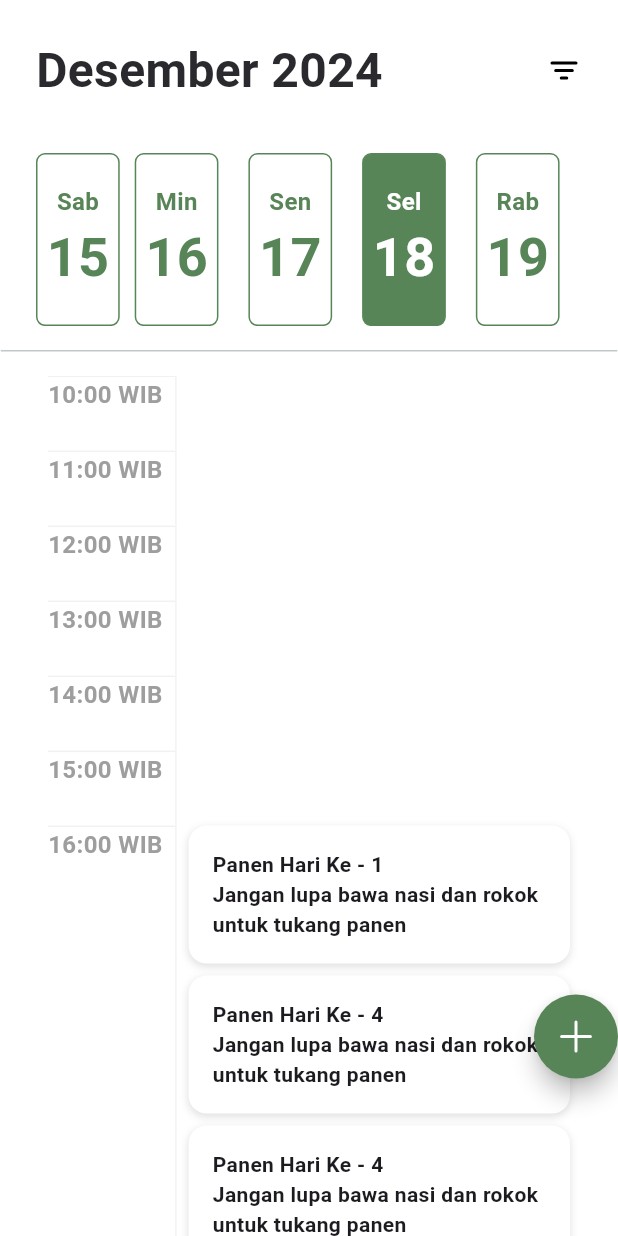
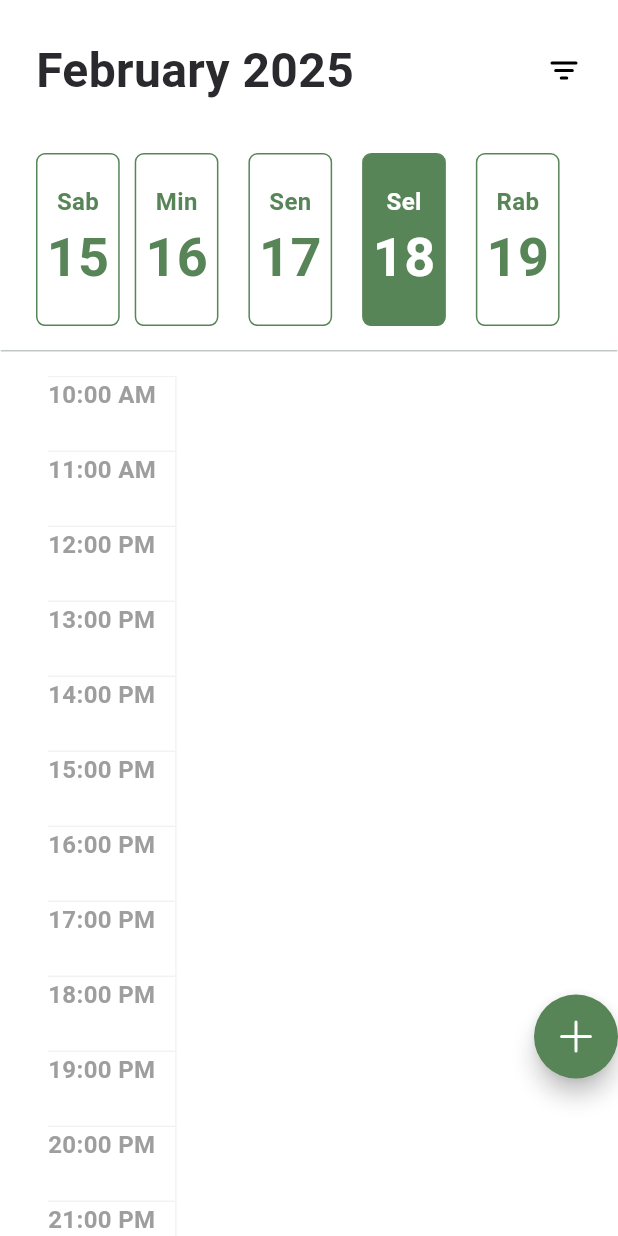
Before and after one commit to Fritzent/PetaniCerdas, a Flutter app: the CalendarPage screen opened directly, after a tap on "Sel", on a phone screen of 412 x 824 dp. Run offline on Flutter 3.47's test engine with Material 3 defaults, Android fonts, the phone set to English and light mode, and no system bars; our stand-ins replace cloud_firestore, firebase_auth, firebase_core, flutter_bloc, flutter_dotenv, flutter_local_notifications and 6 more; missing offline and left inert: bcrypt; accounts and stored records are empty.

Commit message:
Done feature calendar page and fixing make get userId by method

```diff
--- /dev/null
+++ b/lib/bloc/calendar_bloc.dart
@@ -0,0 +1,105 @@
+import 'dart:async';
+
+import 'package:cloud_firestore/cloud_firestore.dart';
+import 'package:flutter/material.dart';
+import 'package:flutter_bloc/flutter_bloc.dart';
+import 'package:intl/intl.dart';
+import 'package:petani_cerdas/models/schedule.dart';
+import 'package:petani_cerdas/repository/user_service.dart';
+
+part 'calendar_event.dart';
+part 'calendar_state.dart';
+
+class CalendarBloc extends Bloc<CalendarEvent, CalendarState> {
+  final UserService userService;
+
+  CalendarBloc({required this.userService}) : super(CalendarState()) {
+    on<InitialCalendar>(onInitialCalendar);
+    on<SelectedDate>(onSelectedDate);
+    on<FetchScheduleTask>(onFetchScheduleTask);
+    on<EmitScheduleData>(onEmitScheduleData);
+  }
+
+  FutureOr<void> onInitialCalendar(
+      InitialCalendar event, Emitter<CalendarState> emit) {
+    DateTime now = DateTime.now();
+    int currentHour = now.hour;
+
+    List<DateTime> updatedTimeSlots = List<DateTime>.from(state.timeSlots);
+
+    for (int hour = currentHour; hour <= 24; hour++) {
+      updatedTimeSlots.add(DateTime(now.year, now.month, now.day, hour));
+    }
+
+    emit(state.copyWith(timeSlots: updatedTimeSlots));
+
+    add(FetchScheduleTask(now));
+  }
+
+  FutureOr<void> onSelectedDate(
+      SelectedDate event, Emitter<CalendarState> emit) {
+    DateTime now = DateTime.now();
+    int currentHour = now.hour;
+
+    List<DateTime> updatedTimeSlots = [];
+
+    for (int hour = currentHour; hour <= 24; hour++) {
+      updatedTimeSlots.add(DateTime(now.year, now.month, now.day, hour));
+    }
+
+    emit(state.copyWith(
+        selectedDate: event.dateTime, timeSlots: updatedTimeSlots));
+
+    add(FetchScheduleTask(event.dateTime));
+  }
+
+  FutureOr<void> onFetchScheduleTask(
+      FetchScheduleTask event, Emitter<CalendarState> emit) async {
+    emit(state.copyWith(isLoading: true));
+    try {
+      String userId = await userService.getUserData();
+      List<Schedule> data = [];
+
+      DateTime startOfDay = DateTime(
+          event.dateTime.year, event.dateTime.month, event.dateTime.day);
+      DateTime endOfDay = startOfDay.add(Duration(days: 1));
+
+      FirebaseFirestore.instance
+          .collection('Schedule')
+          .where('user_id', isEqualTo: userId)
+          .where('schedule_date', isGreaterThanOrEqualTo: startOfDay)
+          .where('schedule_date', isLessThan: endOfDay)
+          .orderBy('schedule_date', descending: true)
+          .snapshots()
+          .listen((QuerySnapshot snapshot) {
+        data = snapshot.docs.map((doc) {
+          return Schedule.fromJson(doc.data() as Map<String, dynamic>);
+        }).toList();
+
+        Map<String, List<Schedule>> groupedSheduleTasks = {};
+        for (var schedule in data) {
+          String hour = DateFormat('HH:mm a').format(schedule.scheduleDate);
+          if (!groupedSheduleTasks.containsKey(hour)) {
+            groupedSheduleTasks[hour] = [];
+          }
+          groupedSheduleTasks[hour]!.add(schedule);
+        }
+
+        add(EmitScheduleData(groupedSheduleTasks));
+      });
+    } catch (e) {
+      emit(state.copyWith(
+          errorMessage: e.toString(),
+          isLoading: false,
+          isEmpty: false,
+          groupedScheduleTasks: {}));
+    }
+  }
+
+  void onEmitScheduleData(EmitScheduleData event, Emitter<CalendarState> emit) {
+    emit(state.copyWith(
+        groupedScheduleTasks: event.groupedSheduleTasks,
+        isLoading: false,
+        isEmpty: false));
+  }
+}
--- /dev/null
+++ b/lib/bloc/calendar_event.dart
@@ -0,0 +1,23 @@
+part of 'calendar_bloc.dart';
+
+@immutable
+sealed class CalendarEvent {}
+
+class InitialCalendar extends CalendarEvent{}
+
+class SelectedDate extends CalendarEvent{
+  final DateTime dateTime;
+
+  SelectedDate(this.dateTime);
+}
+
+class FetchScheduleTask extends CalendarEvent{
+  final DateTime dateTime;
+
+  FetchScheduleTask(this.dateTime);
+}
+
+class EmitScheduleData extends CalendarEvent {
+  final Map<String, List<Schedule>> groupedSheduleTasks;
+  EmitScheduleData(this.groupedSheduleTasks);
+}
--- /dev/null
+++ b/lib/bloc/calendar_state.dart
@@ -0,0 +1,41 @@
+part of 'calendar_bloc.dart';
+
+class CalendarState {
+  final bool isLoading;
+  final String? errorMessage;
+  final bool isEmpty;
+  final DateTime selectedDate;
+  final List<DateTime> timeSlots;
+  final Map<String, List<Schedule>> groupedScheduleTasks;
+
+
+  CalendarState({
+    this.isLoading = false,
+    DateTime? selectedDate,
+    this.errorMessage,
+    this.isEmpty = false,
+    this.timeSlots = const  [],
+    this.groupedScheduleTasks = const {},
+  }) : selectedDate = selectedDate ?? DateTime.now();
+
+  List<DateTime> get dateList => List.generate(
+      7, (index) => selectedDate.subtract(Duration(days: 3 - index)));
+
+  CalendarState copyWith ({
+    bool? isLoading,
+    String? errorMessage,
+    bool? isEmpty,
+    DateTime? selectedDate,
+    List<DateTime>? timeSlots,
+    Map<String, List<Schedule>>? groupedScheduleTasks,
+  }) {
+    return CalendarState(
+      isLoading: isLoading ?? this.isLoading,
+      errorMessage: errorMessage ?? this.errorMessage,
+      isEmpty: isEmpty ?? this.isEmpty,
+      selectedDate: selectedDate ?? this.selectedDate,
+      timeSlots: timeSlots ?? this.timeSlots,
+      groupedScheduleTasks: groupedScheduleTasks ?? this.groupedScheduleTasks,
+    );
+  }
+}
--- a/lib/bloc/dashboard_state.dart
+++ b/lib/bloc/dashboard_state.dart
@@ -23,7 +23,7 @@ class DashboardState {
         todaySchedule = todaySchedule ??
             Schedule(
                 calendarId: '',
-                scheduleDate: '',
+                scheduleDate: DateTime.now(),
                 scheduleEndTime: DateTime.now(),
                 scheduleName: '',
                 scheduleNote: '',
--- a/lib/models/schedule.dart
+++ b/lib/models/schedule.dart
@@ -2,7 +2,7 @@ import 'package:cloud_firestore/cloud_firestore.dart';
 
 class Schedule {
   final String calendarId;
-  final String scheduleDate;
+  final DateTime scheduleDate;
   final DateTime scheduleEndTime;
   final String scheduleName;
   final String scheduleNote;
@@ -34,7 +34,7 @@ class Schedule {
   factory Schedule.fromJson(Map<String, dynamic> json) {
     return Schedule (
       calendarId: json['kalendar_id'] as String,
-      scheduleDate: json['schedule_date'] as String,
+      scheduleDate: (json['schedule_date'] as Timestamp).toDate(),
       scheduleEndTime: (json['schedule_end_time'] as Timestamp).toDate(),
       scheduleName : json['schedule_name'] as String,
       scheduleNote : json['schedule_note'] as String,
--- a/lib/pages/dashboard/calendar_page.dart
+++ b/lib/pages/dashboard/calendar_page.dart
@@ -1,9 +1,13 @@
 import 'package:flutter/material.dart';
+import 'package:flutter_bloc/flutter_bloc.dart';
 import 'package:flutter_svg/flutter_svg.dart';
 import 'package:gap/gap.dart';
 import 'package:intl/intl.dart';
+import 'package:petani_cerdas/bloc/calendar_bloc.dart';
 import 'package:petani_cerdas/widgets/page_header.dart';
 
+import '../../models/schedule.dart';
+import '../../repository/user_service.dart';
 import '../../resources/style_config.dart';
 
 class CalendarPage extends StatefulWidget {
@@ -14,64 +18,27 @@ class CalendarPage extends StatefulWidget {
 }
 
 class _CalendarPageState extends State<CalendarPage> {
-  DateTime selectedDate = DateTime.now();
-  List<DateTime> timeSlots = [];
+  late UserService userService;
 
-  List<DateTime> get dateList {
-    return List.generate(
-        7, (index) => selectedDate.subtract(Duration(days: 3 - index)));
-  }
-
-  Map<String, List<String>> scheduledTasks = {
-    "16:00 WIB": [
-      "Panen Hari Ke - 1\nJangan lupa bawa nasi dan rokok untuk tukang panen",
-      "Panen Hari Ke - 4\nJangan lupa bawa nasi dan rokok untuk tukang panen",
-      "Panen Hari Ke - 4\nJangan lupa bawa nasi dan rokok untuk tukang panen",
-      "Panen Hari Ke - 4\nJangan lupa bawa nasi dan rokok untuk tukang panen",
-    ],
-    "17:00 WIB": [
-      "Panen Hari Ke - 2\nJangan lupa bawa nasi dan rokok untuk tukang panen",
-      "Panen Hari Ke - 4\nJangan lupa bawa nasi dan rokok untuk tukang panen",
-      "Panen Hari Ke - 4\nJangan lupa bawa nasi dan rokok untuk tukang panen",
-      "Panen Hari Ke - 4\nJangan lupa bawa nasi dan rokok untuk tukang panen",
-    ],
-    "18:00 WIB": [
-      "Panen Hari Ke - 3\nJangan lupa bawa nasi dan rokok untuk tukang panen",
-      "Panen Hari Ke - 4\nJangan lupa bawa nasi dan rokok untuk tukang panen",
-      "Panen Hari Ke - 4\nJangan lupa bawa nasi dan rokok untuk tukang panen",
-      "Panen Hari Ke - 4\nJangan lupa bawa nasi dan rokok untuk tukang panen",
-      "Panen Hari Ke - 4\nJangan lupa bawa nasi dan rokok untuk tukang panen",
-    ],
-    "00:00 WIB": [
-      "Panen Hari Ke - 3\nJangan lupa bawa nasi dan rokok untuk tukang panen",
-      "Panen Hari Ke - 4\nJangan lupa bawa nasi dan rokok untuk tukang panen",
-    ]
-  };
-
-  void onDateSelected(DateTime date) {
-    //need to translate this into the bloc code
-    setState(() {
-      selectedDate = date;
-    });
-  }
-
-  void generateTimeSlots() {
-    DateTime now = DateTime.now();
-    int currentHour = now.hour;
-
-    for (int hour = currentHour; hour <= 24; hour++) {
-      timeSlots.add(DateTime(now.year, now.month, now.day, hour));
-    }
+  @override
+  void didChangeDependencies() {
+    super.didChangeDependencies();
+    userService = RepositoryProvider.of<UserService>(context);
   }
 
   @override
   void initState() {
     super.initState();
-    generateTimeSlots();
   }
 
   @override
   Widget build(BuildContext context) {
+    return BlocProvider(
+      create: (context) =>
+          CalendarBloc(userService: userService)..add(InitialCalendar()),
+      child: BlocBuilder<CalendarBloc, CalendarState>(
+        builder: (context, state) {
+          final bloc = context.read<CalendarBloc>();
           return Scaffold(
             body: Padding(
               padding: EdgeInsets.only(
@@ -82,18 +49,19 @@ class _CalendarPageState extends State<CalendarPage> {
                   Column(
                     children: [
                       Padding(
-                  padding:
-                      const EdgeInsets.symmetric(horizontal: FontList.font24),
+                        padding: const EdgeInsets.symmetric(
+                            horizontal: FontList.font24),
                         child: PageHeader(
-                    pageTitle: 'Desember 2024',
+                          pageTitle: DateFormat('MMMM yyyy')
+                              .format(state.selectedDate),
                           hasRightIcon: true,
                           rightIcon: 'assets/icons/ic_filter.svg',
                         ),
                       ),
                       Gap(FontList.font32),
                       Padding(
-                  padding:
-                      const EdgeInsets.symmetric(horizontal: FontList.font24),
+                        padding: const EdgeInsets.symmetric(
+                            horizontal: FontList.font24),
                         child: Column(
                           children: [
                             SizedBox(
@@ -101,15 +69,18 @@ class _CalendarPageState extends State<CalendarPage> {
                               child: ListView.builder(
                                 shrinkWrap: true,
                                 scrollDirection: Axis.horizontal,
-                          itemCount: dateList.length,
+                                itemCount: state.dateList.length,
                                 itemBuilder: (context, index) {
-                            DateTime date = dateList[index];
-                            bool isSelected = date.day == selectedDate.day &&
-                                date.month == selectedDate.month &&
-                                date.year == selectedDate.year;
+                                  DateTime date = state.dateList[index];
+                                  bool isSelected = date.day ==
+                                          state.selectedDate.day &&
+                                      date.month == state.selectedDate.month &&
+                                      date.year == state.selectedDate.year;
 
                                   return GestureDetector(
-                              onTap: () => onDateSelected(date),
+                                    onTap: () {
+                                      bloc.add(SelectedDate(date));
+                                    },
                                     child: Container(
                                       margin: EdgeInsets.symmetric(
                                           horizontal: index != 0 && index != 7
@@ -122,8 +93,8 @@ class _CalendarPageState extends State<CalendarPage> {
                                         color: isSelected
                                             ? ColorList.primaryColor
                                             : ColorList.whiteColor,
-                                  borderRadius:
-                                      BorderRadius.circular(FontList.font6),
+                                        borderRadius: BorderRadius.circular(
+                                            FontList.font6),
                                         border: Border.all(
                                           color: isSelected
                                               ? ColorList.primaryColor
@@ -131,7 +102,8 @@ class _CalendarPageState extends State<CalendarPage> {
                                         ),
                                       ),
                                       child: Column(
-                                  mainAxisAlignment: MainAxisAlignment.center,
+                                        mainAxisAlignment:
+                                            MainAxisAlignment.center,
                                         children: [
                                           Text(
                                             DateFormat.E('id_ID').format(date),
@@ -180,20 +152,22 @@ class _CalendarPageState extends State<CalendarPage> {
                           padding: const EdgeInsets.symmetric(horizontal: 24),
                           child: ListView.builder(
                             shrinkWrap: true,
-                      itemCount: timeSlots.length,
+                            itemCount: state.timeSlots.length,
                             itemBuilder: (context, index) {
-                        String formattedTime =
-                            DateFormat('HH:00 WIB').format(timeSlots[index]);
+                              String formattedTime = DateFormat('HH:mm a')
+                                  .format(state.timeSlots[index]);
 
-                        List<String> taskDetails =
-                            scheduledTasks[formattedTime] ?? [];
+                              List<Schedule> taskDetails =
+                                  state.groupedScheduleTasks[formattedTime] ??
+                                      [];
 
                               return Padding(
                                 padding: const EdgeInsets.symmetric(
                                     vertical: 0, horizontal: 8),
                                 child: IntrinsicHeight(
                                   child: Row(
-                              crossAxisAlignment: CrossAxisAlignment.start,
+                                    crossAxisAlignment:
+                                        CrossAxisAlignment.start,
                                     children: [
                                       Expanded(
                                         child: Container(
@@ -203,7 +177,8 @@ class _CalendarPageState extends State<CalendarPage> {
                                             color: ColorList.whiteColor,
                                             border: Border(
                                               top: BorderSide(
-                                            color: ColorList.whiteColor100,
+                                                  color:
+                                                      ColorList.whiteColor100,
                                                   width: 1.0),
                                             ),
                                           ),
@@ -226,31 +201,62 @@ class _CalendarPageState extends State<CalendarPage> {
                                           flex: 3,
                                           child: taskDetails.isNotEmpty
                                               ? Column(
-                                            children: taskDetails.map((task) {
+                                                  children:
+                                                      taskDetails.map((task) {
                                                     return Container(
-                                                margin:
-                                                    EdgeInsets.only(bottom: 8),
-                                                padding: EdgeInsets.all(16),
-                                                decoration: BoxDecoration(
+                                                        width: double.infinity,
+                                                        margin: EdgeInsets.only(
+                                                            bottom: 4),
+                                                        padding:
+                                                            EdgeInsets.all(FontList.font8),
+                                                        decoration:
+                                                            BoxDecoration(
                                                           color: Colors.white,
                                                           borderRadius:
-                                                      BorderRadius.circular(12),
+                                                              BorderRadius
+                                                                  .circular(12),
                                                           boxShadow: [
                                                             BoxShadow(
-                                                      color: Colors.black12,
+                                                              color: Colors
+                                                                  .black12,
                                                               blurRadius: 4,
-                                                      offset: Offset(0, 2),
+                                                              offset:
+                                                                  Offset(0, 2),
                                                             ),
                                                           ],
                                                         ),
-                                                child: Text(
-                                                  task,
+                                                        child: Column(
+                                                          crossAxisAlignment:
+                                                              CrossAxisAlignment
+                                                                  .start,
+                                                          mainAxisAlignment:
+                                                              MainAxisAlignment
+                                                                  .center,
+                                                          children: [
+                                                            Text(
+                                                              task.scheduleName,
+                                                              maxLines: 2,
+                                                              overflow: TextOverflow.ellipsis,
+                                                              style: TextStyle(
+                                                                  fontSize: 20,
+                                                                  fontWeight:
+                                                                      FontWeight
+                                                                          .bold,
+                                                                  color: ColorList
+                                                                      .blackColor),
+                                                            ),
+                                                            Text(
+                                                              task.scheduleNote,
                                                               style: TextStyle(
                                                                   fontSize: 14,
-                                                    fontWeight: FontWeight.bold,
+                                                                  fontWeight:
+                                                                      FontWeight
+                                                                          .normal,
+                                                                  color: ColorList
+                                                                      .blackColor),
                                                             ),
-                                                ),
-                                              );
+                                                          ],
+                                                        ));
                                                   }).toList(),
                                                 )
                                               : SizedBox(height: 50)),
@@ -284,5 +290,8 @@ class _CalendarPageState extends State<CalendarPage> {
               ),
             ),
           );
+        },
+      ),
+    );
   }
 }
--- /dev/null
+++ b/lib/repository/user_service.dart
@@ -0,0 +1,9 @@
+import 'package:flutter_secure_storage/flutter_secure_storage.dart';
+
+class UserService {
+  Future<String> getUserData() async {
+    final FlutterSecureStorage secureStorage = FlutterSecureStorage();
+    final String? value = await secureStorage.read(key: 'login_user');
+    return value ?? '';
+  }
+}
--- a/lib/widgets/modal_bottom_sheet_detail_transaction.dart
+++ b/lib/widgets/modal_bottom_sheet_detail_transaction.dart
@@ -4,6 +4,7 @@ import 'package:flutter_svg/flutter_svg.dart';
 import 'package:gap/gap.dart';
 import 'package:intl/intl.dart';
 import 'package:petani_cerdas/bloc/transactions_bloc.dart';
+import 'package:petani_cerdas/repository/user_service.dart';
 import 'package:petani_cerdas/resources/style_config.dart';
 import '../models/transaction.dart';
 
@@ -11,6 +12,7 @@ void showCustomModalBottomSheetDetailTransaction({
   required BuildContext context,
   bool isDismissible = false,
   bool enableDrag = false,
+  required UserService userService,
   required Transactions transaction,
 }) {
   showModalBottomSheet(
@@ -26,7 +28,7 @@ void showCustomModalBottomSheetDetailTransaction({
     ),
     builder: (context) {
       return BlocProvider(
-        create: (context) => TransactionsBloc()
+        create: (context) => TransactionsBloc(userService: userService)
           ..add(FetchDetailTransaction(transaction.transactionId)),
         child: BlocBuilder<TransactionsBloc, TransactionsState>(
           builder: (context, state) {
```
Also changed, not shown: lib/bloc/transactions_bloc.dart (+9 -15 lines), lib/main.dart (+16 -4 lines), lib/pages/dashboard/beranda_page.dart (+9 -1 lines), lib/pages/dashboard/transaction_page.dart (+15 -4 lines), lib/widgets/transactions_item.dart (+5 -2 lines), 1 other file. Lines whose indentation alone changed are shown as unchanged.
